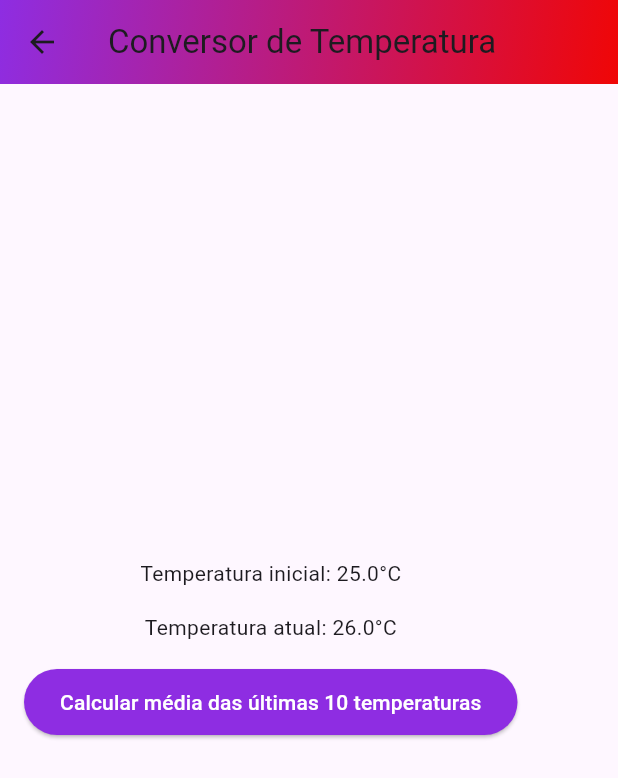
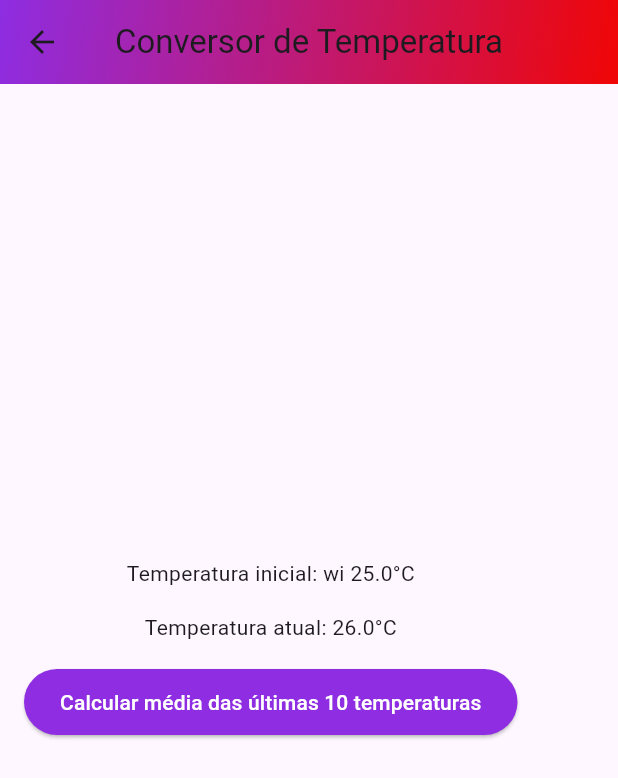
Before and after one commit to JuanCristian08/Utilidades, a Flutter app: the ConversorTemperatura screen opened directly, after a tap on "Calcular média das últimas 10 temperatur", on a phone screen of 412 x 824 dp. Shown: the top 778 px of the screen. Run offline on Flutter 3.47's test engine with Material 3 defaults, Android fonts, the phone set to English and light mode, and no system bars; our stand-ins replace font_awesome_flutter.

Commit message:
fazendo o Conversor de temperatura no meu app

```diff
--- a/lib/src/views/conversor_temperatura.dart
+++ b/lib/src/views/conversor_temperatura.dart
@@ -23,18 +23,18 @@ class _ConversorTemperaturaState extends State<ConversorTemperatura> {
   }
 
   Future<double> _carregarTemperaturaInicial() async {
-    await Future.delayed(const Duration(seconds: 2)); // Simula carregamento
-    return 25.0; // Temperatura inicial fictícia
+    await Future.delayed(const Duration(seconds: 2));
+    return 25.0;
   }
 
   Stream<double> _simularTemperatura() async* {
     double temperaturaAtual = 25.0;
     while (true) {
-      await Future.delayed(const Duration(seconds: 2)); // Simula variação
-      temperaturaAtual += (1 - 2 * (DateTime.now().second % 2)); // Variação fictícia
+      await Future.delayed(const Duration(seconds: 2));
+      temperaturaAtual += (1 - 2 * (DateTime.now().second % 2));
       _historicoTemperaturas.add(temperaturaAtual);
       if (_historicoTemperaturas.length > 10) {
-        _historicoTemperaturas.removeAt(0); // Mantém os últimos 10 valores
+        _historicoTemperaturas.removeAt(0);
       }
       yield temperaturaAtual;
     }
@@ -42,7 +42,10 @@ class _ConversorTemperaturaState extends State<ConversorTemperatura> {
 
   void _calcularMediaEmIsolate() async {
     final receivePort = ReceivePort();
-    await Isolate.spawn(_calcularMedia, [receivePort.sendPort, _historicoTemperaturas]);
+    await Isolate.spawn(_calcularMedia, [
+      receivePort.sendPort,
+      _historicoTemperaturas,
+    ]);
     receivePort.listen((resultado) {
       setState(() {
         _mediaTemperaturas = resultado;
@@ -62,6 +65,7 @@ class _ConversorTemperaturaState extends State<ConversorTemperatura> {
     return Scaffold(
       appBar: AppBar(
         title: const Text("Conversor de Temperatura"),
+        centerTitle: true,
         flexibleSpace: Container(
           decoration: const BoxDecoration(
             gradient: LinearGradient(
@@ -73,7 +77,7 @@ class _ConversorTemperaturaState extends State<ConversorTemperatura> {
         ),
       ),
       body: Padding(
-        padding: const EdgeInsets.all(16),
+        padding: const EdgeInsets.all(16.0),
         child: Column(
           mainAxisAlignment: MainAxisAlignment.center,
           children: [
@@ -85,7 +89,7 @@ class _ConversorTemperaturaState extends State<ConversorTemperatura> {
                 } else if (snapshot.hasError) {
                   return Text("Erro: ${snapshot.error}");
                 } else if (snapshot.hasData) {
-                  return Text("Temperatura inicial: ${snapshot.data}°C");
+                  return Text("Temperatura inicial: wi ${snapshot.data}°C");
                 } else {
                   return const Text("Nenhuma temperatura encontrada.");
                 }
@@ -110,7 +114,10 @@ class _ConversorTemperaturaState extends State<ConversorTemperatura> {
             ElevatedButton(
               onPressed: _calcularMediaEmIsolate,
               style: ElevatedButton.styleFrom(
-                padding: const EdgeInsets.symmetric(horizontal: 24, vertical: 12),
+                padding: const EdgeInsets.symmetric(
+                  horizontal: 24,
+                  vertical: 12,
+                ),
                 backgroundColor: const Color(0xFF8E2DE2),
                 foregroundColor: Colors.white,
               ),
```
Also changed, not shown: lib/src/models/resultado_media.dart (added).
